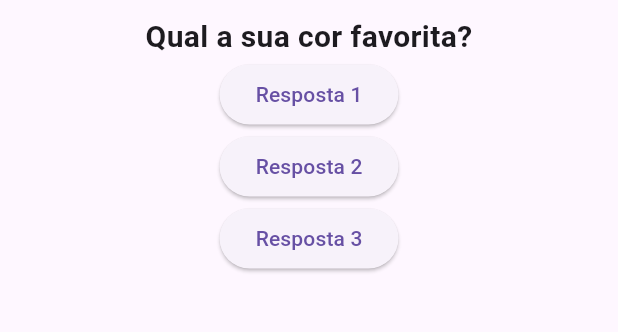
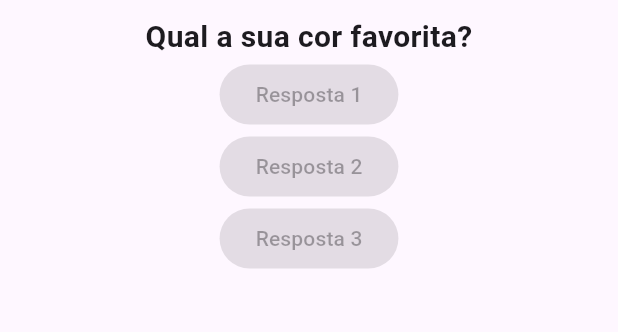
Before and after one commit to mateusalmeiida/quiz-flutter, a Flutter app: the screen it shows after launch, on a phone screen of 412 x 824 dp, the part 84-416 px from its top. Run offline on Flutter 3.47's test engine with Material 3 defaults, Android fonts, the phone set to English and light mode, and no system bars.

Commit message:
Criação do arquivo Resposta para melhorar a organização do código

```diff
--- a/lib/main.dart
+++ b/lib/main.dart
@@ -1,5 +1,6 @@
 import 'package:flutter/material.dart';
 import './questao.dart';
+import './resposta.dart';
 
 void main(){
   runApp(PerguntaApp());
@@ -36,18 +37,9 @@ class _PerguntaAppState extends State<PerguntaApp> {
           child: Column(
             children: [
               Questao(perguntas[_perguntaSelecionada]),
-              ElevatedButton(
-                onPressed: _responder,
-                child: Text('Resposta 1'),
-              ),
-              ElevatedButton(
-                onPressed: _responder,
-                child: Text('Resposta 2'),
-              ),
-              ElevatedButton(
-                onPressed: _responder,
-                child: Text('Resposta 3'),
-              ),
+              Resposta('Resposta 1'),
+              Resposta('Resposta 2'),
+              Resposta('Resposta 3'),
             ],
           ),
         )
--- a/lib/questao.dart
+++ b/lib/questao.dart
@@ -8,7 +8,7 @@ class Questao extends StatelessWidget {
 
   @override
   Widget build(BuildContext context) {
-    return Container(
+    return SizedBox(
       width: double.infinity,
       child: Text(
         texto,
--- /dev/null
+++ b/lib/resposta.dart
@@ -0,0 +1,16 @@
+import 'package:flutter/material.dart';
+
+class Resposta extends StatelessWidget {
+
+  final String texto;
+
+  const Resposta(this.texto, {super.key});
+
+  @override
+  Widget build(BuildContext context) {
+    return ElevatedButton(
+      onPressed: null,
+      child: Text(texto),
+    );
+  }
+}
```
